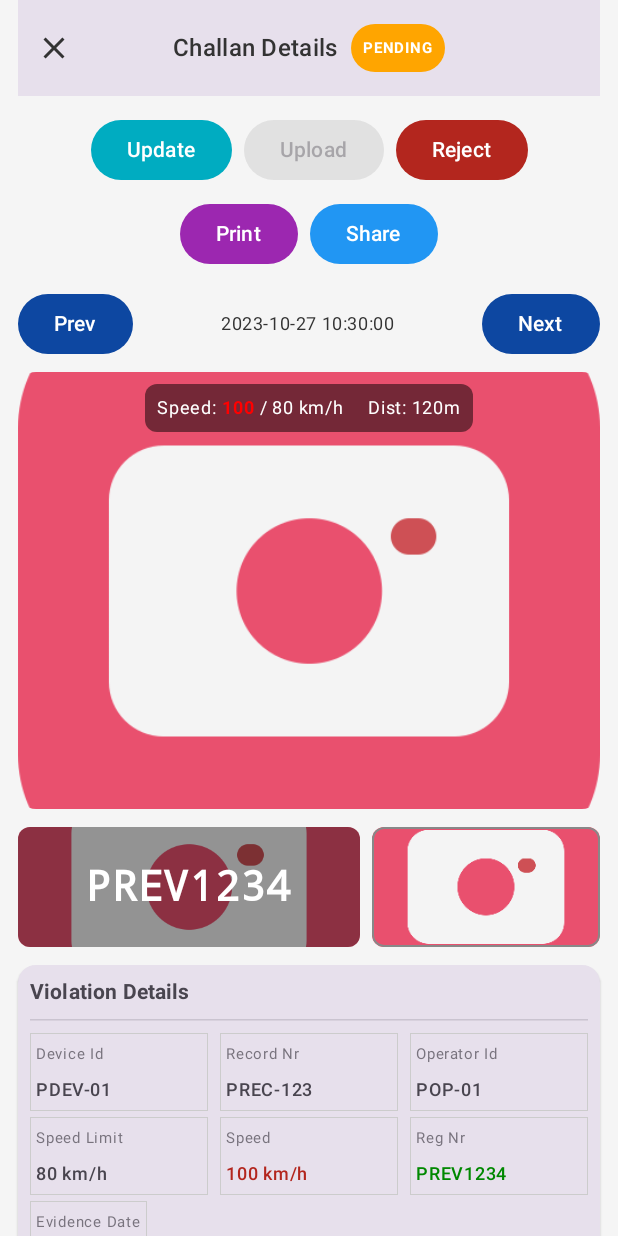
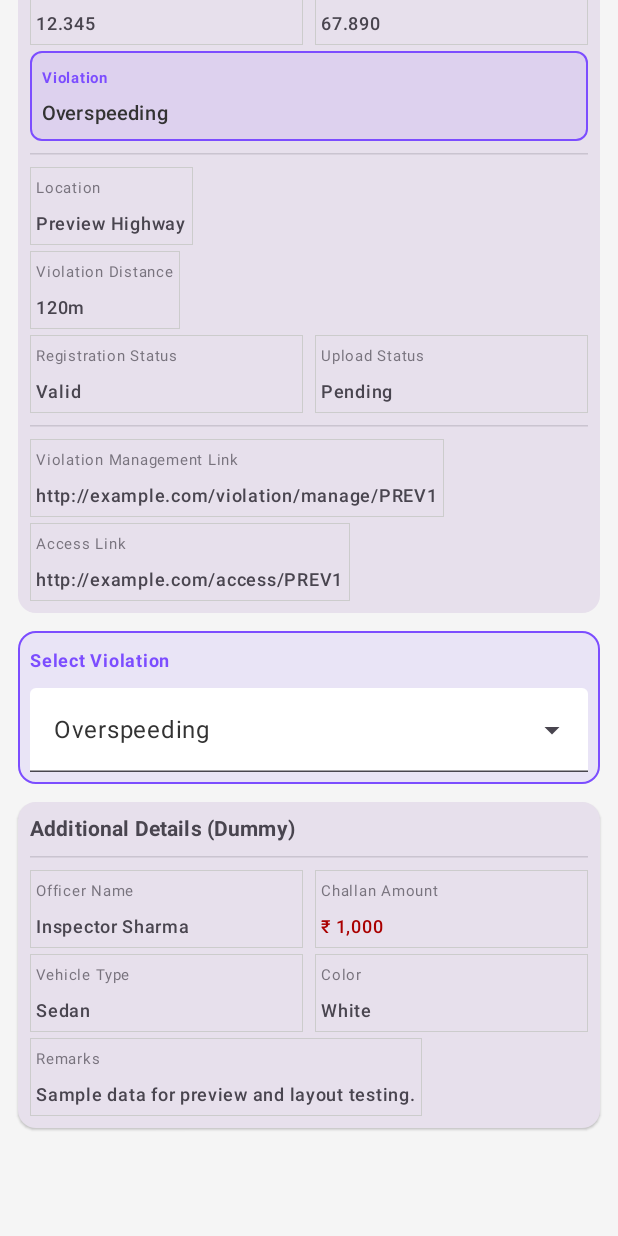
Before and after one commit to codewithArish/lasertac, an Android app built with Jetpack Compose: the @Preview function ImagePreviewScreenPreview, on a phone screen of 412 x 824 dp. Run offline under Robolectric (Android 15) with nearby library versions, the phone set to English and light mode, and no system bars; pictures from the network do not load.

Commit message:
update in imgscreen

```diff
--- a/app/src/main/java/com/lasertrac/app/ImagePreviewScreen.kt
+++ b/app/src/main/java/com/lasertrac/app/ImagePreviewScreen.kt
@@ -51,6 +51,11 @@ import androidx.compose.material3.Card
 import androidx.compose.material3.CardDefaults
 import androidx.compose.material3.CircularProgressIndicator
 import androidx.compose.material3.ExperimentalMaterial3Api
+import androidx.compose.material3.ExposedDropdownMenuBox
+import androidx.compose.material3.ExposedDropdownMenuDefaults
+import androidx.compose.material3.DropdownMenu
+import androidx.compose.material3.DropdownMenuItem
+import androidx.compose.material3.TextField
 import androidx.compose.material3.HorizontalDivider
 import androidx.compose.material3.Icon
 import androidx.compose.material3.IconButton
@@ -266,7 +271,12 @@ fun ImagePreviewScreen(
                             statusText = "Updating..."
                             actionStatus = ActionStatus.IN_PROGRESS
                             delay(800)
-                            onStatusChange(snapDetail.copy(status = SnapStatus.UPDATED))
+                            onStatusChange(
+                                snapDetail.copy(
+                                    status = SnapStatus.UPDATED,
+                                    uploadStatus = "Updated"
+                                )
+                            )
                             statusText = "Updated"
                             actionStatus = ActionStatus.SUCCESS
                         }
@@ -276,7 +286,12 @@ fun ImagePreviewScreen(
                             statusText = "Uploading..."
                             actionStatus = ActionStatus.IN_PROGRESS
                             delay(1200)
-                            onStatusChange(snapDetail.copy(status = SnapStatus.UPLOADED))
+                            onStatusChange(
+                                snapDetail.copy(
+                                    status = SnapStatus.UPLOADED,
+                                    uploadStatus = "Uploaded"
+                                )
+                            )
                             statusText = "Uploaded"
                             actionStatus = ActionStatus.SUCCESS
                         }
@@ -287,18 +302,39 @@ fun ImagePreviewScreen(
                             statusText = "Rejecting..."
                             actionStatus = ActionStatus.IN_PROGRESS
                             delay(800)
-                            onStatusChange(snapDetail.copy(status = SnapStatus.REJECTED))
+                            onStatusChange(
+                                snapDetail.copy(
+                                    status = SnapStatus.REJECTED,
+                                    uploadStatus = "Rejected"
+                                )
+                            )
                             statusText = "Rejected"
                             actionStatus = ActionStatus.SUCCESS
                         }
                     },
                     onPrintClick = { generateChallanPdf(context, snapDetail) },
-                    onShareClick = { shareSnapDetailsAsText(context, snapDetail) }
+                    onShareClick = {
+                        // Share details and mark as Shared/Updated in the UI state
+                        shareSnapDetailsAsText(context, snapDetail)
+                        onStatusChange(
+                            snapDetail.copy(
+                                status = if (snapDetail.status != SnapStatus.REJECTED) SnapStatus.UPDATED else snapDetail.status,
+                                uploadStatus = "Shared"
+                            )
+                        )
+                    }
                 )
 
                 MainImageSection(snapDetail, onPrev, onNext, isPrevEnabled, isNextEnabled)
                 ContextualImagesSection(snapDetail)
                 ExcelDetailsGrid(snapDetail)
+                ViolationSelector(
+                    currentSummary = snapDetail.violationSummary,
+                    enabled = snapDetail.status == SnapStatus.PENDING,
+                    onSelected = { selected ->
+                        onStatusChange(snapDetail.copy(violationSummary = selected))
+                    }
+                )
                 AdditionalDummyDetailsSection()
                 Spacer(modifier = Modifier.height(60.dp))
             }
@@ -459,7 +495,7 @@ private fun ExcelDetailsGrid(snapDetail: SnapDetail) {
                 InfoCell("Latitude", snapDetail.latitude, Modifier.weight(1f))
                 InfoCell("Longitude", snapDetail.longitude, Modifier.weight(1f))
             }
-            InfoCell("Violation", snapDetail.violationSummary, highlight = true)
+            HighlightedViolationCell(value = snapDetail.violationSummary)
             HorizontalDivider(modifier = Modifier.padding(vertical = 4.dp))
             InfoCell("Location", snapDetail.location)
             InfoCell("Violation Distance", snapDetail.violationDistance)
@@ -502,6 +538,88 @@ private fun InfoCell(label: String, value: String, modifier: Modifier = Modifier
     Column(modifier = modifier.border(0.5.dp, Color.LightGray).padding(horizontal = 4.dp, vertical = 2.dp)) {
         Text(label, fontSize = 10.sp, color = MaterialTheme.colorScheme.onSurfaceVariant.copy(alpha=0.7f))
         Text(value.ifEmpty { "N/A" }, fontSize = 12.sp, color = if(highlight) MaterialTheme.colorScheme.error else valueColor, fontWeight = if(highlight) FontWeight.Bold else FontWeight.Medium)
+    }
+}
+
+@Composable
+private fun HighlightedViolationCell(value: String) {
+    Column(
+        modifier = Modifier
+            .fillMaxWidth()
+            .border(1.dp, Color(0xFF7C4DFF), RoundedCornerShape(8.dp))
+            .background(Color(0x1A7C4DFF), RoundedCornerShape(8.dp))
+            .padding(horizontal = 8.dp, vertical = 6.dp)
+    ) {
+        Text("Violation", fontSize = 10.sp, color = Color(0xFF7C4DFF), fontWeight = FontWeight.Bold)
+        Text(
+            value.ifEmpty { "Select a violation" },
+            fontSize = 13.sp,
+            color = if (value.isEmpty()) MaterialTheme.colorScheme.onSurfaceVariant else MaterialTheme.colorScheme.onSurface,
+            fontWeight = FontWeight.SemiBold
+        )
+    }
+}
+
+@OptIn(ExperimentalMaterial3Api::class)
+@Composable
+private fun ViolationSelector(
+    currentSummary: String,
+    enabled: Boolean,
+    onSelected: (String) -> Unit
+) {
+    var expanded by remember { mutableStateOf(false) }
+    var fieldText by remember { mutableStateOf(currentSummary) }
+
+    Column(
+        modifier = Modifier
+            .fillMaxWidth()
+            .border(1.dp, Color(0xFF7C4DFF), RoundedCornerShape(12.dp))
+            .background(Color(0x1A7C4DFF), RoundedCornerShape(12.dp))
+            .padding(8.dp)
+    ) {
+        Text(
+            text = "Select Violation",
+            fontSize = 12.sp,
+            color = Color(0xFF7C4DFF),
+            fontWeight = FontWeight.Bold
+        )
+        Spacer(modifier = Modifier.height(6.dp))
+        ExposedDropdownMenuBox(
+            expanded = expanded && enabled,
+            onExpandedChange = { if (enabled) expanded = !expanded }
+        ) {
+            TextField(
+                value = fieldText,
+                onValueChange = {},
+                readOnly = true,
+                enabled = enabled,
+                trailingIcon = { ExposedDropdownMenuDefaults.TrailingIcon(expanded = expanded) },
+                modifier = Modifier
+                    .menuAnchor()
+                    .fillMaxWidth(),
+                colors = ExposedDropdownMenuDefaults.textFieldColors(
+                    focusedContainerColor = Color.White,
+                    unfocusedContainerColor = Color.White
+                ),
+                placeholder = { Text("Choose a violation") }
+            )
+            DropdownMenu(
+                expanded = expanded && enabled,
+                onDismissRequest = { expanded = false }
+            ) {
+                ViolationRepository.violations.forEach { violation ->
+                    val label = "${violation.actId} ${violation.actName}"
+                    DropdownMenuItem(
+                        text = { Text(label) },
+                        onClick = {
+                            fieldText = label
+                            expanded = false
+                            onSelected(label)
+                        }
+                    )
+                }
+            }
+        }
     }
 }
 
@@ -746,9 +864,7 @@ private fun ImagePreviewScreenPreview() {
         ImagePreviewScreen(
             snapDetail = dummySnap,
             onClose = {},
-            onPrev = {},
-            onNext = {},
-            isPrevEnabled = true,
+            onPrev = {}, onNext = {}, isPrevEnabled = true,
             isNextEnabled = true,
             onStatusChange = {}
         )
```
Also changed, not shown: app/src/main/java/com/lasertrac/app/Model.kt (+37 -0 lines), app/src/main/java/com/lasertrac/app/ViolationsScreen.kt (+6 -26 lines).
